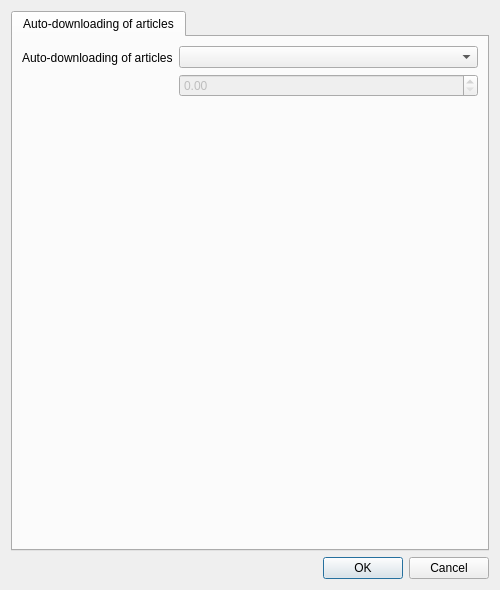
martinrotter/rssguard, file src/librssguard/services/abstract/gui/formfeeddetails.ui: the form before one commit.
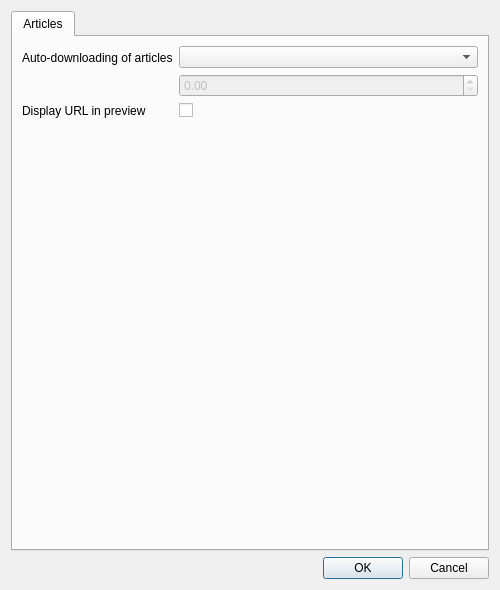
The form after the commit. Custom widgets are drawn as their Qt base class.

Commit message:
add feed option to load article URL in message preview (#588)
* add feed option to load article URL in message preview

Some RSS feeds (such as reddit.com) provide quite limited `content`
section, thus it is desirable to load the URL into the message preview.

* Support displayUrl for all feed types

```diff
--- a/src/librssguard/services/abstract/gui/formfeeddetails.ui
+++ b/src/librssguard/services/abstract/gui/formfeeddetails.ui
@@ -21,7 +21,7 @@
      </property>
      <widget class="QWidget" name="tabUpdating">
       <attribute name="title">
-       <string>Auto-downloading of articles</string>
+       <string>Articles</string>
       </attribute>
       <layout class="QFormLayout" name="formLayout">
        <item row="0" column="0">
@@ -52,6 +52,23 @@
          </item>
         </layout>
        </item>
+       <item row="1" column="0">
+        <widget class="QLabel" name="label_7">
+         <property name="text">
+          <string>Display URL in preview</string>
+         </property>
+         <property name="buddy">
+          <cstring>m_cmbAutoUpdateType</cstring>
+         </property>
+        </widget>
+       </item>
+       <item row="1" column="1">
+        <widget class="QCheckBox" name="m_cbLoadUrl">
+         <property name="text">
+          <string/>
+         </property>
+        </widget>
+       </item>
       </layout>
      </widget>
     </widget>
```
Left out of the diff: 4 changed lines with no effect on the pictures. The commit also changes 8 other files.
